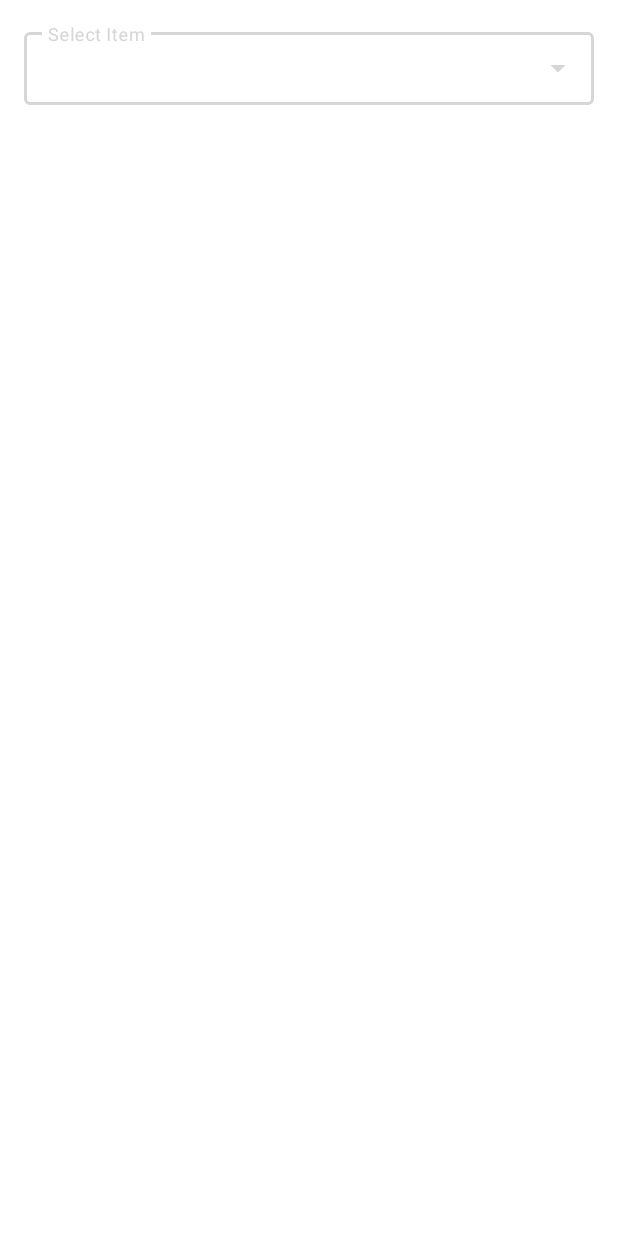
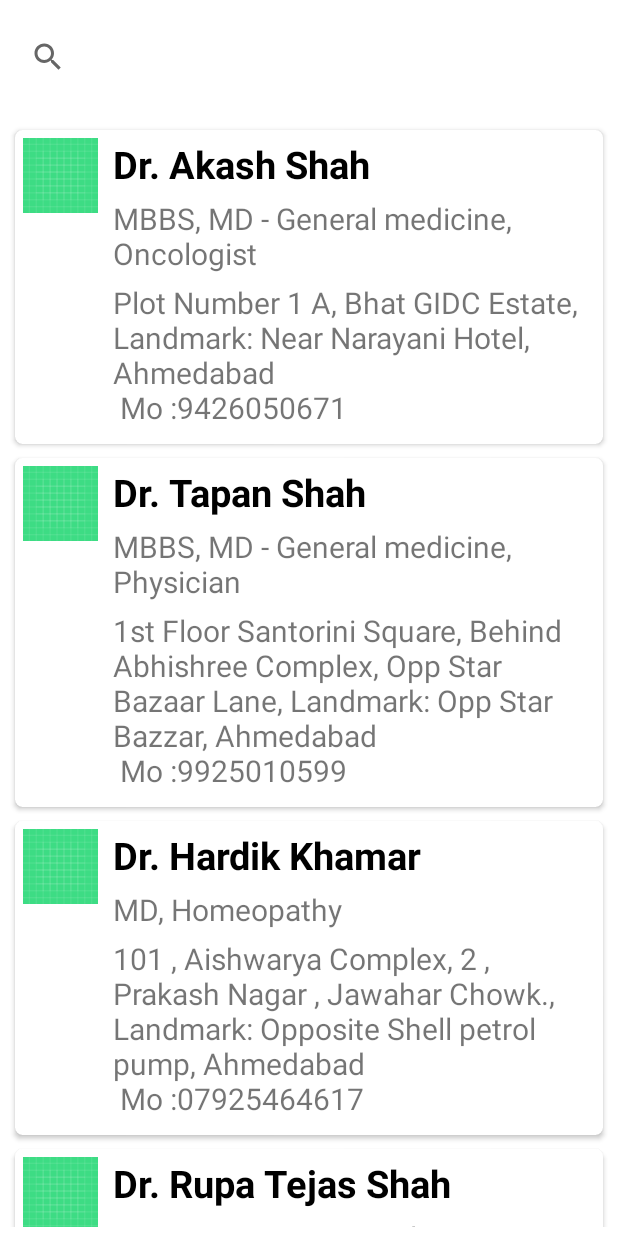
Before and after one commit to ABPcodes/Health-Buddy, an Android app: the fragment doctor shown on its own in the app's theme, on a phone screen of 412 x 824 dp. Run offline under Robolectric (Android 15) with nearby library versions, the phone set to English and light mode, and no system bars.

Commit message:
By ansh patel (doctor fragment added and completed) by ansh

```diff
--- /dev/null
+++ b/app/src/main/java/com/example/dashboard/Model.java
@@ -0,0 +1,47 @@
+package com.example.dashboard;
+
+public class Model
+{
+
+
+    private String header;
+    private String desc;
+    private String desc3;
+    private int imgname;
+
+    public String getDesc3() {
+        return desc3;
+    }
+
+    public void setDesc3(String desc3) {
+        this.desc3 = desc3;
+    }
+
+    public String getHeader() {
+        return header;
+    }
+
+    public void setHeader(String header) {
+        this.header = header;
+    }
+
+    public String getDesc() {
+        return desc;
+    }
+
+    public void setDesc(String desc) {
+        this.desc = desc;
+    }
+
+    public int getImgname() {
+        return imgname;
+    }
+
+    public String get3(){
+        return header + desc + desc3;
+    }
+
+    public void setImgname(int imgname) {
+        this.imgname = imgname;
+    }
+}
--- a/app/src/main/java/com/example/dashboard/doctor.java
+++ b/app/src/main/java/com/example/dashboard/doctor.java
@@ -2,7 +2,10 @@ package com.example.dashboard;
 
 import android.os.Bundle;
 
+import androidx.appcompat.widget.SearchView;
 import androidx.fragment.app.Fragment;
+import androidx.recyclerview.widget.LinearLayoutManager;
+import androidx.recyclerview.widget.RecyclerView;
 
 import android.view.LayoutInflater;
 import android.view.View;
@@ -13,60 +16,199 @@ import android.widget.ArrayAdapter;
 import android.widget.AutoCompleteTextView;
 import android.widget.Toast;
 
+import java.util.ArrayList;
+import java.util.List;
+
 
 public class doctor extends Fragment {
-
-
 
     public doctor() {
         // Required empty public constructor
     }
 
-    String[] items = {"Material", "Design", "Components","Android", "5.0 Lollipop" };
 
-    AutoCompleteTextView autoCompleteTxt;
 
-    ArrayAdapter<String> adapterItems;
+    RecyclerView rcv;
+    myadapter adapter;
+    SearchView searchView;
+    ArrayList<Model> holder;
 
 
     @Override
     public View onCreateView(LayoutInflater inflater, ViewGroup container,
                              Bundle savedInstanceState) {
         // Inflate the layout for this fragment
-        View view =  inflater.inflate(R.layout.fragment_doctor, container, false);
+        View view = inflater.inflate(R.layout.fragment_doctor, container, false);
 
 
+        searchView = (SearchView) view.findViewById(R.id.search_view);
+        rcv = (RecyclerView) view.findViewById(R.id.recview);
+        rcv.setLayoutManager(new LinearLayoutManager(rcv.getContext()));
 
-        autoCompleteTxt = view.findViewById(R.id.auto_complete_txt);
+        adapter = new myadapter(dataqueue());
+        rcv.setAdapter(adapter);
+
+        searchView.setOnQueryTextListener(new SearchView.OnQueryTextListener() {
+            @Override
+            public boolean onQueryTextSubmit(String query) {
+                return false;
+            }
+
+            @Override
+            public boolean onQueryTextChange(String newText) {
+                filter(newText);
+                return true;
+            }
+        });
+
+        return view;
+    }
+
+    private void filter(String newText) {
+
+        List<Model> filteredList = new ArrayList<>();
+        for(Model item: holder)
+        {
+            if(item.get3().toLowerCase().contains(newText.toLowerCase()) )
+            {
+                filteredList.add(item);
+            }
 
 
 
 
-
-       // adapterItems = new ArrayAdapter<String>(this,R.layout.list_item,items);
+        }
 
 
-       // listAdapter = new ArrayAdapter<String>(getActivity(), R.layout.simplerow, planetList);
+        adapter.filteredList(filteredList);
+    }
 
-        adapterItems = new ArrayAdapter<String>(getActivity(), R.layout.list_item,items);
+    public ArrayList<Model> dataqueue()
+    {
+
+        holder  = new ArrayList<>();
+
+        Model ob1 = new Model();
+        ob1.setHeader("Dr. Akash Shah");
+        ob1.setDesc("MBBS, MD - General medicine, Oncologist");
+        ob1.setDesc3("Plot Number 1 A, Bhat GIDC Estate, Landmark: Near Narayani Hotel, Ahmedabad \n Mo :9426050671");
+        ob1.setImgname(R.drawable.ic_launcher_background);
+        holder.add(ob1);
+
+        Model ob2 = new Model();
+        ob2.setHeader("Dr. Tapan Shah");
+        ob2.setDesc("MBBS, MD - General medicine, Physician");
+        ob2.setDesc3("1st Floor Santorini Square, Behind Abhishree Complex, Opp Star Bazaar Lane, Landmark: Opp Star Bazzar, Ahmedabad \n Mo :9925010599");
+        ob2.setImgname(R.drawable.ic_launcher_background);
+        holder.add(ob2);
+
+        Model ob3 = new Model();
+        ob3.setHeader("Dr. Hardik Khamar");
+        ob3.setDesc("MD, Homeopathy");
+        ob3.setDesc3("101 , Aishwarya Complex, 2 , Prakash Nagar , Jawahar Chowk., Landmark: Opposite Shell petrol pump, Ahmedabad \n Mo :07925464617");
+        ob3.setImgname(R.drawable.ic_launcher_background);
+        holder.add(ob3);
+
+        Model ob4 = new Model();
+        ob4.setHeader("Dr. Rupa Tejas Shah");
+        ob4.setDesc("MBBS , DVD , cosmetologist");
+        ob4.setDesc3("6-B, Devang Park, Panjarapole Cross Roads., Landmark: Near Topaz & Vaibhav Restaurant, Ahmedabad \n Mo :07926303233");
+        ob4.setImgname(R.drawable.ic_launcher_background);
+        holder.add(ob4);
+
+        Model ob5 = new Model();
+        ob5.setHeader("Dr. Paresh Thakkar");
+        ob5.setDesc("BAMS, Ayurveda");
+        ob5.setDesc3("32, Raj Ami Complex, Amin Society, Sardar Patel Colony, Naranpura, Landmark: Near Swastik School, Ahmedabad\n Mo: 09825012468");
+        ob5.setImgname(R.drawable.ic_launcher_background);
+        holder.add(ob5);
+
+        Model ob6 = new Model();
+        ob6.setHeader("Dr. Nehal Sadhu");
+        ob6.setDesc("MBBS, MD - Medicine, Blood pressure");
+        ob6.setDesc3("D-1 Block Shantiniketan Appartment, Memnagar., Landmark: HB Kapadia School, Ahmedabad\n Mo: 094260 50005");
+        ob6.setImgname(R.drawable.ic_launcher_background);
+        holder.add(ob6);
+
+        Model ob7 = new Model();
+        ob7.setHeader("Dr. Snehal K. Trivedi");
+        ob7.setDesc("DNB - General Medicine, MBBS, Sugar");
+        ob7.setDesc3("101/2, First Floor, Shalvik Avenue, Above Reliance Fresh, Naranpura Cross Road, Landmark: Near Police Chowki, Ahmedabad\n Mo :9825700321");
+        ob7.setImgname(R.drawable.ic_launcher_background);
+        holder.add(ob7);
+
+        Model ob8 = new Model();
+        ob8.setHeader("Dr. Harshil Pandya");
+        ob8.setDesc("MD - Tuberculosis & Respiratory Diseases/Medicine");
+        ob8.setDesc3("Second Floor, Shivsagar Complex, Landmark: Near Gopi Bungalows & Mahadevnagar Tekra, Ahmedabad\n Mo :079-25331810");
+        ob8.setImgname(R.drawable.ic_launcher_background);
+        holder.add(ob8);
+
+        Model ob9 = new Model();
+        ob9.setHeader("Dr. Jayesh Pavra");
+        ob9.setDesc("MBBS, MD - Medicine");
+        ob9.setDesc3("508 5th floor Shivalik Satyamev, Landmark: Near Vakil Saheb Bridge, Ahmedabad\n Mo :9824032300");
+        ob9.setImgname(R.drawable.ic_launcher_background);
+        holder.add(ob9);
+
+        Model ob10 = new Model();
+        ob10.setHeader("Dr. S J Metalia");
+        ob10.setDesc("MBBS, MD - General Medicine, Physician");
+        ob10.setDesc3("9/99, Vallabh Flat, Landmark: Near Diamond Market, Ahmedabad\n Mo :9408784881");
+        ob10.setImgname(R.drawable.ic_launcher_background);
+        holder.add(ob10);
+
+        Model ob11 = new Model();
+        ob11.setHeader("Dr. Dhaval Patel");
+        ob11.setDesc("MBBS, MS - General Surgery, Surgeon");
+        ob11.setDesc3("Naina Eye Hospital, 104, Spectrum building Swami Vivekanand chowk, Near Gurukul road, Memnagar, Ahmedabad\n Mo :9913330081");
+        ob11.setImgname(R.drawable.ic_launcher_background);
+        holder.add(ob11);
+
+        Model ob12 = new Model();
+        ob12.setHeader("Dr. Bhaumik Shah");
+        ob12.setDesc("MBBS, MS - Obstetrics & Gynaecology");
+        ob12.setDesc3("2nd Floor, Vandematram Arcade, Chandlodiya, Landmark: New S.G Road, Ahmedabad\n Mo :9409116803");
+        ob12.setImgname(R.drawable.ic_launcher_background);
+        holder.add(ob12);
+
+        Model ob13 = new Model();
+        ob13.setHeader("Dr. Dhaval Shah");
+        ob13.setDesc("MBBS, MD - Obstetrics & Gynaecology");
+        ob13.setDesc3("100 Feet Road, Prahladnagar, Landmark: Opposite Shell Petrol Pump, Near Ishaan 3, Ahmedabad\n Mo :9824057508");
+        ob13.setImgname(R.drawable.ic_launcher_background);
+        holder.add(ob13);
+
+        Model ob14 = new Model();
+        ob14.setHeader("Dr. Upendra Patel");
+        ob14.setDesc("MBBS, MD - General Medicine");
+        ob14.setDesc3("A 207-210 Swaminarayan Avenue AEC CROSS ROADS Naranpura, Ahmedabad\n Mo :9723220274");
+        ob14.setImgname(R.drawable.ic_launcher_background);
+        holder.add(ob14);
+
+        Model ob15 = new Model();
+        ob15.setHeader("Dr. Irbaz Turk");
+        ob15.setDesc("MD - Pediatrics");
+        ob15.setDesc3("Merlin pentagone, mahalakshmi panch rasta, Paldi , Landmark: mahalaxmi five road, Ahmedabad\n Mo : -");
+        ob15.setImgname(R.drawable.ic_launcher_background);
+        holder.add(ob15);
+
+        Model ob16 = new Model();
+        ob16.setHeader("Dr. Lal Daga");
+        ob16.setDesc("MBBS, DNB - General Medicine, DNB - Cardiology");
+        ob16.setDesc3("Helmet Circle, Drive In Rd., Landmark: near Manav Mandir., Ahmedabad\n Mo :099712 05727");
+        ob16.setImgname(R.drawable.ic_launcher_background);
+        holder.add(ob16);
+
+        Model ob17 = new Model();
+        ob17.setHeader("Dr. Hemang Zala");
+        ob17.setDesc("BDS, Fellowship in Oral implantlogy, Certificate in Cosmetic Dentistry, MDS - Oral Pathalogy & Microbiology");
+        ob17.setDesc3("208-9, Sahajanand Palace, 100 Feet Ring Road, Landmark: Opposite Rahul Tower, Ahmedabad\n Mo :097264 22303");
+        ob17.setImgname(R.drawable.ic_launcher_background);
+        holder.add(ob17);
 
 
-
-
-
-
-
-        autoCompleteTxt.setAdapter(adapterItems);
-
-       autoCompleteTxt.setOnItemClickListener(new AdapterView.OnItemClickListener() {
-           @Override
-           public void onItemClick(AdapterView<?> parent, View view, int position, long id) {
-               String item = parent.getItemAtPosition(position).toString();
-               Toast.makeText(getActivity(), "Item: "+item, Toast.LENGTH_SHORT).show();
-           }
-       });
-
-        return view;
+        return holder;
 
     }
 }
--- /dev/null
+++ b/app/src/main/java/com/example/dashboard/myadapter.java
@@ -0,0 +1,56 @@
+package com.example.dashboard;
+
+import android.view.LayoutInflater;
+import android.view.View;
+import android.view.ViewGroup;
+
+import androidx.annotation.NonNull;
+import androidx.recyclerview.widget.RecyclerView;
+
+import java.util.ArrayList;
+import java.util.List;
+
+public class myadapter extends RecyclerView.Adapter<myviewholder>
+{
+
+    ArrayList <Model> data;
+
+    public myadapter(ArrayList<Model> data) {
+        this.data = data;
+    }
+
+    @NonNull
+    @Override
+    public myviewholder onCreateViewHolder(@NonNull ViewGroup parent, int viewType)
+    {
+        LayoutInflater inflater = LayoutInflater.from(parent.getContext());
+        View view = inflater.inflate(R.layout.singlerow,parent,false);
+        return new myviewholder(view);
+    }
+
+    @Override
+    public void onBindViewHolder(@NonNull myviewholder holder, int position)
+    {
+
+        holder.t1.setText(data.get(position).getHeader());
+        holder.t2.setText(data.get(position).getDesc());
+        holder.t3.setText(data.get(position).getDesc3());
+        holder.img.setImageResource(data.get(position).getImgname());
+    }
+
+    @Override
+    public int getItemCount() {
+        return data.size();
+    }
+
+
+
+    public void filteredList(List<Model> filteredList)
+    {
+        data = (ArrayList<Model>) filteredList;
+        notifyDataSetChanged();
+    }
+
+
+
+}
--- /dev/null
+++ b/app/src/main/java/com/example/dashboard/myviewholder.java
@@ -0,0 +1,26 @@
+package com.example.dashboard;
+
+import android.view.View;
+import android.widget.ImageView;
+import android.widget.TextView;
+
+import androidx.annotation.NonNull;
+import androidx.recyclerview.widget.RecyclerView;
+
+public class myviewholder extends RecyclerView.ViewHolder
+{
+
+    ImageView img;
+    TextView t1,t2,t3;
+
+    public myviewholder(@NonNull View itemView)
+    {
+        super(itemView);
+        img = (ImageView) itemView.findViewById(R.id.img1);
+        t1 = (TextView) itemView.findViewById(R.id.t1);
+        t2 = (TextView) itemView.findViewById(R.id.t2);
+        t3 = (TextView) itemView.findViewById(R.id.t3);
+    }
+
+
+}
--- /dev/null
+++ b/app/src/main/res/drawable-v24/ic_person.xml
@@ -0,0 +1,5 @@
+<vector android:height="24dp" android:tint="#100F0F"
+    android:viewportHeight="24" android:viewportWidth="24"
+    android:width="24dp" xmlns:android="http://schemas.android.com/apk/res/android">
+    <path android:fillColor="@android:color/white" android:pathData="M12,2C6.48,2 2,6.48 2,12s4.48,10 10,10 10,-4.48 10,-10S17.52,2 12,2zM12,5c1.66,0 3,1.34 3,3s-1.34,3 -3,3 -3,-1.34 -3,-3 1.34,-3 3,-3zM12,19.2c-2.5,0 -4.71,-1.28 -6,-3.22 0.03,-1.99 4,-3.08 6,-3.08 1.99,0 5.97,1.09 6,3.08 -1.29,1.94 -3.5,3.22 -6,3.22z"/>
+</vector>
--- a/app/src/main/res/layout/fragment_bmi.xml
+++ b/app/src/main/res/layout/fragment_bmi.xml
@@ -30,8 +30,9 @@
         android:layout_height="150dp"
         android:layout_above="@+id/heightlayout"
         android:layout_marginLeft="20dp"
+        android:layout_marginEnd="16dp"
         android:layout_marginRight="20dp"
-        android:layout_marginBottom="35dp"
+        android:layout_marginBottom="49dp"
         android:layout_toStartOf="@+id/centerverticaline"
         android:background="@drawable/malefemalenotfocus">
 
@@ -60,19 +61,17 @@
     </RelativeLayout>
 
 
-
-
-
     <RelativeLayout
+        android:id="@+id/female"
         android:layout_width="150dp"
         android:layout_height="150dp"
-        android:layout_toEndOf="@+id/centerverticaline"
-        android:background="@drawable/malefemalenotfocus"
         android:layout_above="@+id/heightlayout"
-        android:layout_marginBottom="35dp"
+        android:layout_marginStart="23dp"
         android:layout_marginLeft="20dp"
         android:layout_marginRight="20dp"
-        android:id="@+id/female">
+        android:layout_marginBottom="51dp"
+        android:layout_toEndOf="@+id/centerverticaline"
+        android:background="@drawable/malefemalenotfocus">
 
 
         <ImageView
@@ -85,29 +84,18 @@
 
 
         <TextView
+            android:id="@+id/textfemale"
             android:layout_width="match_parent"
             android:layout_height="wrap_content"
-            android:textSize="18sp"
-            android:textStyle="bold"
-            android:textColor="@color/white"
-            android:id="@+id/textfemale"
-            android:text="Female"
             android:layout_alignParentBottom="true"
             android:layout_marginBottom="10dp"
-            android:textAlignment="center">
-        </TextView>
+            android:text="Female"
+            android:textAlignment="center"
+            android:textColor="@color/white"
+            android:textSize="18sp"
+            android:textStyle="bold"></TextView>
 
     </RelativeLayout>
-
-
-
-
-
-
-
-
-
-
 
     <RelativeLayout
         android:id="@+id/weight"
@@ -115,7 +103,7 @@
         android:layout_height="150dp"
         android:layout_below="@+id/heightlayout"
         android:layout_marginLeft="20dp"
-        android:layout_marginTop="85dp"
+        android:layout_marginTop="70dp"
         android:layout_marginRight="20dp"
         android:layout_marginBottom="20dp"
         android:layout_toStartOf="@+id/centerverticaline"
@@ -186,15 +174,13 @@
     </RelativeLayout>
 
 
-
-
     <RelativeLayout
         android:id="@+id/age"
         android:layout_width="150dp"
         android:layout_height="150dp"
         android:layout_below="@+id/heightlayout"
         android:layout_marginLeft="20dp"
-        android:layout_marginTop="85dp"
+        android:layout_marginTop="70dp"
         android:layout_marginRight="20dp"
         android:layout_marginBottom="20dp"
         android:layout_toEndOf="@+id/centerverticaline"
@@ -261,29 +247,6 @@
     </RelativeLayout>
 
 
-
-
-
-
-
-
-
-
-
-
-
-
-
-
-
-
-
-
-
-
-
-
-
     <RelativeLayout
         android:id="@+id/heightlayout"
         android:layout_width="340dp"
@@ -292,9 +255,8 @@
         android:layout_centerHorizontal="true"
         android:layout_marginLeft="25dp"
         android:layout_marginRight="25dp"
-        android:layout_marginBottom="-50dp"
-        android:background="@drawable/cardbackground"
-        >
+        android:layout_marginBottom="-33dp"
+        android:background="@drawable/cardbackground">
 
 
         <TextView
@@ -326,13 +288,12 @@
         <TextView
             android:layout_width="wrap_content"
             android:layout_height="wrap_content"
+            android:layout_centerInParent="true"
+            android:layout_marginStart="20dp"
+            android:layout_toEndOf="@id/currentheight"
             android:text="cm"
-            android:textSize="20sp"
             android:textColor="@color/white"
-            android:layout_centerInParent="true"
-            android:layout_toEndOf="@id/currentheight"
-            android:layout_marginStart="20dp"
-            >
+            android:textSize="20sp">
 
         </TextView>
 
@@ -344,8 +305,8 @@
             android:layout_marginLeft="10dp"
             android:layout_marginRight="10dp"
             android:layout_marginBottom="20dp"
-            android:thumbTint="@color/white"
-            android:progressTint="#FF4c4c">
+            android:progressTint="#FF4c4c"
+            android:thumbTint="@color/white">
 
         </SeekBar>
 
@@ -359,7 +320,7 @@
         android:layout_alignParentBottom="true"
         android:layout_marginLeft="20dp"
         android:layout_marginRight="20dp"
-        android:layout_marginBottom="130dp"
+        android:layout_marginBottom="85dp"
         android:background="@drawable/buttonbackground"
         android:text="Calcuate Your BMI"
         android:textColor="@color/white"
--- a/app/src/main/res/layout/fragment_doctor.xml
+++ b/app/src/main/res/layout/fragment_doctor.xml
@@ -1,29 +1,31 @@
 <?xml version="1.0" encoding="utf-8"?>
-<androidx.coordinatorlayout.widget.CoordinatorLayout xmlns:android="http://schemas.android.com/apk/res/android"
+<LinearLayout xmlns:android="http://schemas.android.com/apk/res/android"
+    xmlns:app="http://schemas.android.com/apk/res-auto"
     xmlns:tools="http://schemas.android.com/tools"
     android:layout_width="match_parent"
     android:layout_height="match_parent"
+    android:orientation="vertical"
     tools:context=".doctor">
 
 
 
-<com.google.android.material.textfield.TextInputLayout
-    android:layout_width="match_parent"
-    android:layout_height="wrap_content"
-    android:layout_margin="16dp"
-    android:hint="@string/select"
-    style="@style/Widget.MaterialComponents.TextInputLayout.OutlinedBox.Dense.ExposedDropdownMenu">
+    <androidx.appcompat.widget.SearchView
+        android:layout_width="match_parent"
+        android:layout_height="60dp"
+        android:id="@+id/search_view"
+        android:layout_margin="8dp"
+        ></androidx.appcompat.widget.SearchView>
+
+    <androidx.recyclerview.widget.RecyclerView
+        android:layout_width="match_parent"
+        android:layout_height="match_parent"
+        android:id="@+id/recview"
+        android:layout_margin="6dp"
+        >
+
+    </androidx.recyclerview.widget.RecyclerView>
 
 
-    <AutoCompleteTextView
-        android:layout_width="match_parent"
-        android:layout_height="wrap_content"
-        android:id="@+id/auto_complete_txt"
-        android:inputType="none"
-        ></AutoCompleteTextView>
 
 
-</com.google.android.material.textfield.TextInputLayout>
-
-
-</androidx.coordinatorlayout.widget.CoordinatorLayout>
+</LinearLayout>
--- /dev/null
+++ b/app/src/main/res/layout/singlerow.xml
@@ -0,0 +1,72 @@
+<?xml version="1.0" encoding="utf-8"?>
+<androidx.cardview.widget.CardView xmlns:android="http://schemas.android.com/apk/res/android"
+    android:layout_width="match_parent"
+    android:layout_height="wrap_content"
+    xmlns:app="http://schemas.android.com/apk/res-auto"
+    app:cardCornerRadius="5dp"
+    android:elevation="4dp"
+    app:cardUseCompatPadding="true">
+
+
+    <RelativeLayout
+        android:layout_width="match_parent"
+        android:layout_height="wrap_content"
+        android:padding="5dp">
+
+        <ImageView
+            android:id="@+id/img1"
+            android:layout_width="50dp"
+            android:layout_height="50dp"
+            android:src="@drawable/ic_person">
+
+        </ImageView>
+
+        <TextView
+            android:id="@+id/t1"
+            android:layout_width="match_parent"
+            android:layout_height="wrap_content"
+            android:layout_marginLeft="10dp"
+            android:layout_toRightOf="@+id/img1"
+            android:text="This is Header Text"
+            android:textColor="#000"
+            android:textSize="25dp"
+            android:textStyle="bold">
+
+        </TextView>
+
+        <TextView
+            android:id="@+id/t2"
+            android:layout_width="match_parent"
+            android:layout_height="wrap_content"
+            android:layout_below="@+id/t1"
+            android:layout_marginLeft="10dp"
+            android:layout_marginTop="5dp"
+            android:layout_toRightOf="@+id/img1"
+            android:text="This is Description Text"
+            android:textSize="20dp"
+
+            >
+
+        </TextView>
+
+        <TextView
+            android:id="@+id/t3"
+            android:layout_width="match_parent"
+            android:layout_height="wrap_content"
+            android:layout_below="@+id/t2"
+            android:layout_marginLeft="10dp"
+            android:layout_marginTop="5dp"
+            android:layout_marginBottom="5dp"
+            android:layout_toRightOf="@+id/img1"
+            android:text="This is Description Text"
+            android:textSize="20dp"
+
+            >
+
+        </TextView>
+
+
+    </RelativeLayout>
+
+
+</androidx.cardview.widget.CardView>
```
